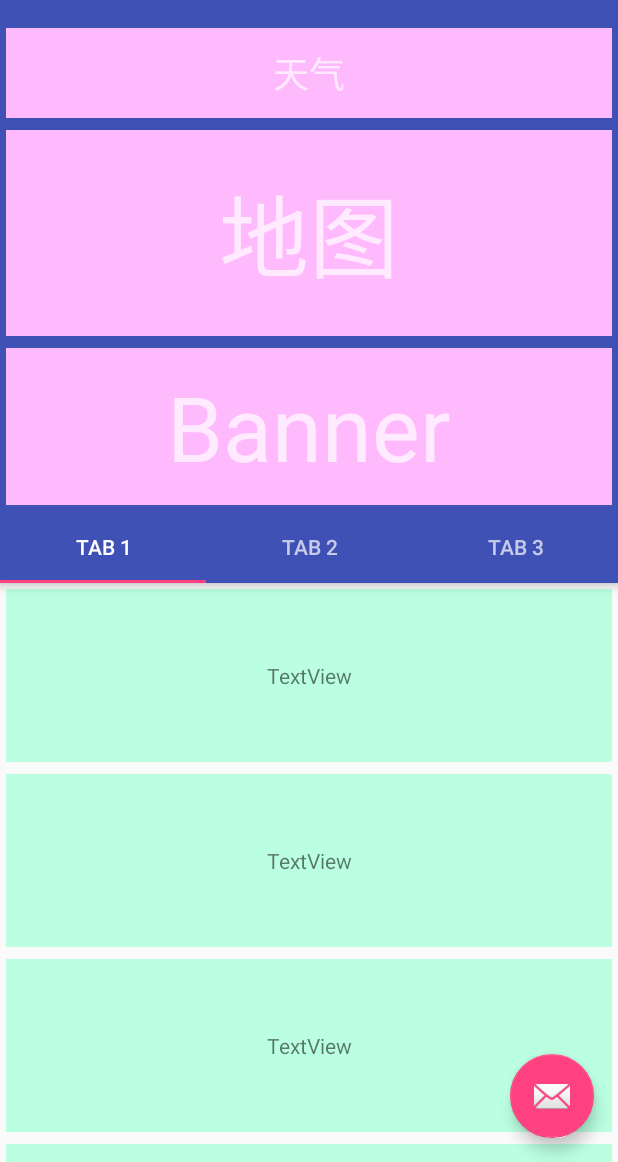
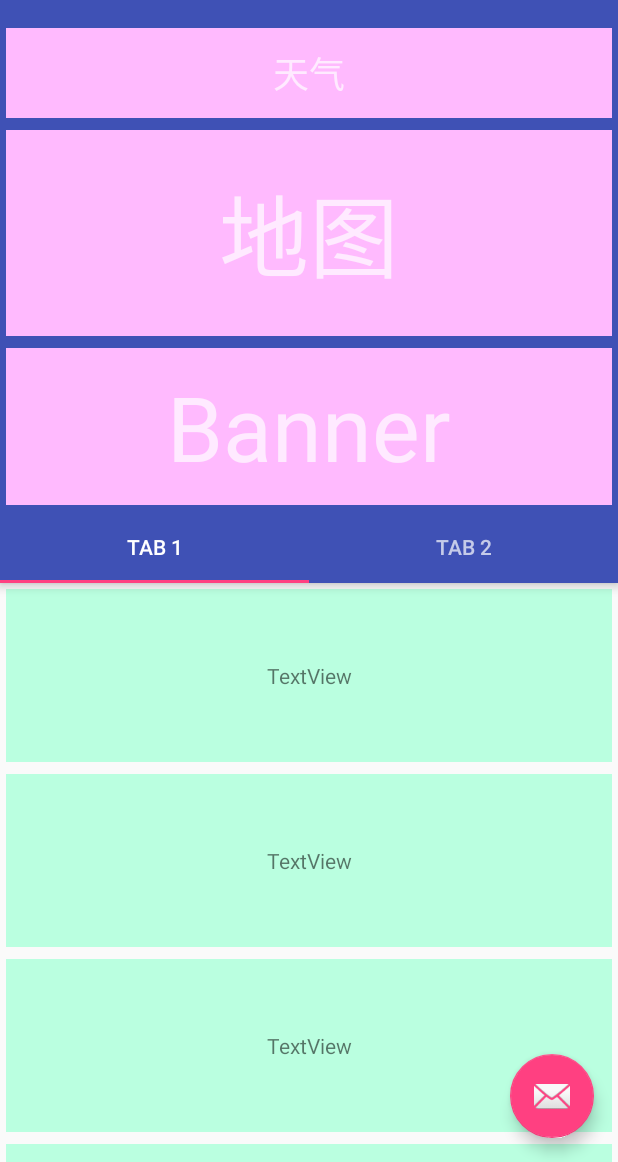
Before and after one commit to dyguests/K6Demo, an Android app: the screen it shows after launch (MainActivity), on a phone screen of 412 x 824 dp, the part 74-1236 px from its top. Run offline under Robolectric (Android 15) with nearby library versions, the phone set to English and light mode, and no system bars.

Commit message:
Init Commit.

```diff
--- a/app/src/main/java/com/fanhl/k6demo/MainActivity.kt
+++ b/app/src/main/java/com/fanhl/k6demo/MainActivity.kt
@@ -9,6 +9,7 @@ import android.support.v4.app.FragmentPagerAdapter
 import android.support.v7.app.AppCompatActivity
 import android.view.*
 import kotlinx.android.synthetic.main.activity_main.*
+import kotlinx.android.synthetic.main.fragment_main.view.*
 
 class MainActivity : AppCompatActivity() {
 
@@ -79,7 +80,7 @@ class MainActivity : AppCompatActivity() {
 
         override fun getCount(): Int {
             // Show 3 total pages.
-            return 3
+            return 2
         }
     }
 
@@ -91,6 +92,7 @@ class MainActivity : AppCompatActivity() {
         override fun onCreateView(inflater: LayoutInflater, container: ViewGroup?,
                                   savedInstanceState: Bundle?): View? {
             val rootView = inflater.inflate(R.layout.fragment_main, container, false)
+            rootView.constraintLayout.isNestedScrollingEnabled = true
             return rootView
         }
 
--- a/app/src/main/res/layout/activity_main.xml
+++ b/app/src/main/res/layout/activity_main.xml
@@ -22,7 +22,6 @@
             android:layout_height="?attr/actionBarSize"
             android:layout_weight="1"
             android:background="?attr/colorPrimary"
-            app:layout_collapseMode="pin"
             app:layout_scrollFlags="scroll|enterAlways"
             app:popupTheme="@style/AppTheme.PopupOverlay"
             app:title="@string/app_name">
@@ -37,7 +36,8 @@
             android:gravity="center"
             android:padding="12dp"
             android:text="天气"
-            android:textSize="24sp"/>
+            android:textSize="24sp"
+            app:layout_scrollFlags="scroll|enterAlways"/>
 
         <TextView
             android:layout_width="match_parent"
@@ -47,7 +47,8 @@
             android:gravity="center"
             android:padding="24dp"
             android:text="地图"
-            android:textSize="60sp"/>
+            android:textSize="60sp"
+            app:layout_scrollFlags="scroll|enterAlways"/>
 
         <TextView
             android:layout_width="match_parent"
@@ -57,7 +58,8 @@
             android:gravity="center"
             android:padding="12dp"
             android:text="Banner"
-            android:textSize="60sp"/>
+            android:textSize="60sp"
+            app:layout_scrollFlags="scroll|enterAlways"/>
 
         <android.support.design.widget.TabLayout
             android:id="@+id/tabs"
@@ -75,13 +77,6 @@
                 android:layout_width="wrap_content"
                 android:layout_height="wrap_content"
                 android:text="@string/tab_text_2"/>
-
-            <android.support.design.widget.TabItem
-                android:id="@+id/tabItem3"
-                android:layout_width="wrap_content"
-                android:layout_height="wrap_content"
-                android:text="@string/tab_text_3"/>
-
         </android.support.design.widget.TabLayout>
     </android.support.design.widget.AppBarLayout>
 
```
